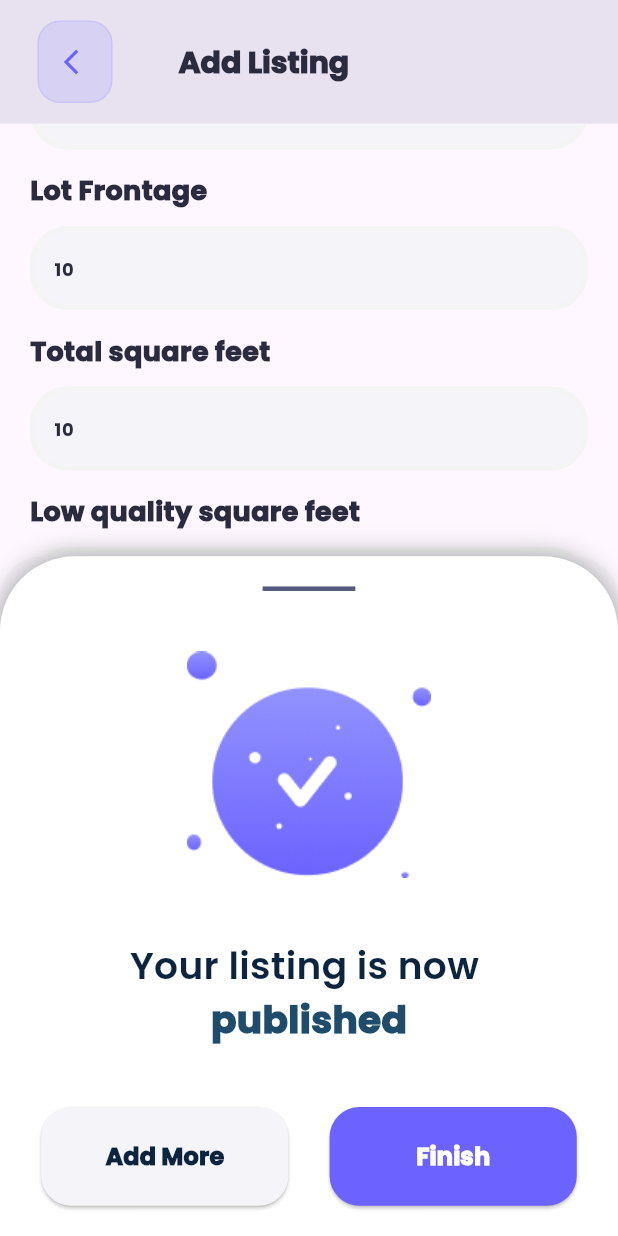
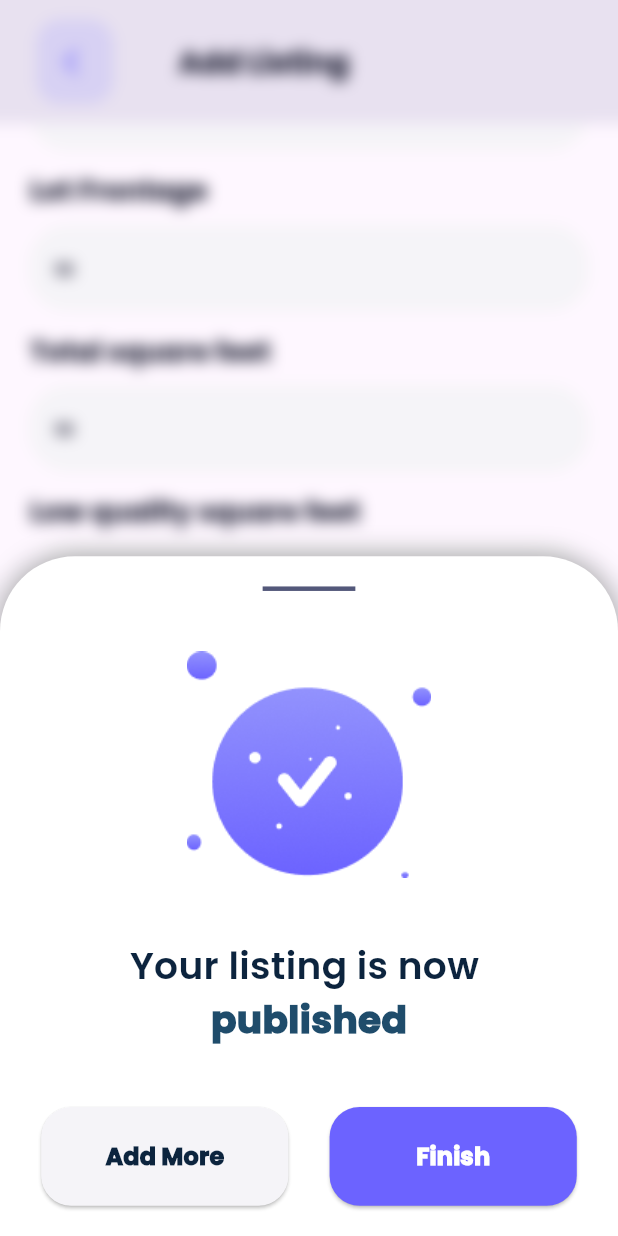
Before and after one commit to ayafathy1/Homefinder1, a Flutter app: the screen it shows after launch, scrolled down 782 dp, after a tap on "Submit", on a phone screen of 412 x 824 dp. Run offline on Flutter 3.47's test engine with Material 3 defaults, Android fonts, the phone set to English and light mode, and no system bars; our stand-ins replace animated_splash_screen, dio, dropdown_button2, flutter_rating_bar, get, image_picker and 3 more; missing offline and left inert: flutter_arc_text, splash_view.

Commit message:
Update add_listing_fourth_details_screen.dart

```diff
--- a/homefinder1/lib/Screens/add_listing_fourth_details/add_listing_fourth_details_screen.dart
+++ b/homefinder1/lib/Screens/add_listing_fourth_details/add_listing_fourth_details_screen.dart
@@ -1,3 +1,5 @@
+import 'dart:ui';
+
 import 'package:flutter/cupertino.dart';
 import 'package:flutter/material.dart';
 import 'package:get/get.dart';
@@ -697,7 +699,9 @@ class _AddListingFourthDetailsScreenState extends State<AddListingFourthDetailsS
                         showBottomSheet(
                             context: context,
                             builder: (BuildContext context) {
-                              return Container(
+                              return  BackdropFilter(
+                                filter: ImageFilter.blur(sigmaX: 5, sigmaY: 5),
+                                child: Container(
                                   width: Get.width,
                                   height: Get.height * 0.55,
                                   decoration: BoxDecoration(
@@ -791,6 +795,7 @@ class _AddListingFourthDetailsScreenState extends State<AddListingFourthDetailsS
                                       )
                                     ],
                                   ),
+                                ),
                               );
                             }
                         );
```
Lines whose indentation alone changed are shown as unchanged.
